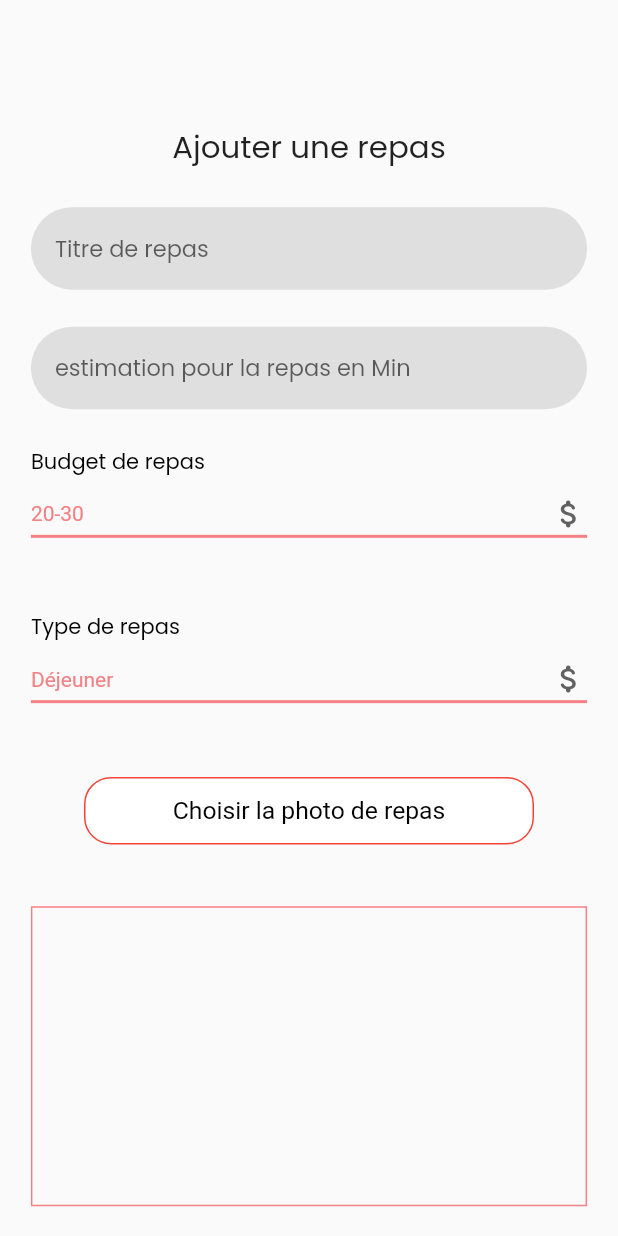
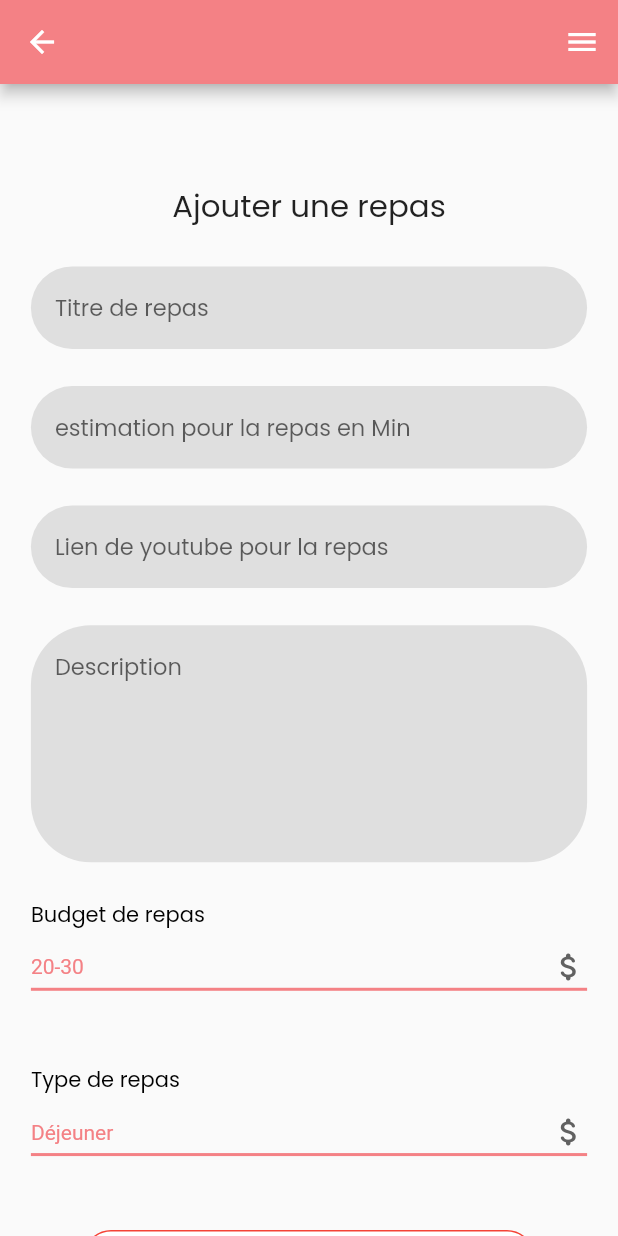
Before and after one commit to ayoubelbadaoui/lala_awinty, a Flutter app: the AdminApp screen opened directly, on a phone screen of 412 x 824 dp. Run offline on Flutter 3.47's test engine with Material 2 defaults, Android fonts, the phone set to English and light mode, and no system bars; our stand-ins replace cloud_firestore, firebase_auth, firebase_core, firebase_storage, get, google_fonts and 2 more; accounts and stored records are empty.

Commit message:
now i can add and delete meals on admin

```diff
--- a/lib/admin_app/main_admin_app.dart
+++ b/lib/admin_app/main_admin_app.dart
@@ -1,6 +1,7 @@
 import 'dart:io';
 import 'package:flutter/material.dart';
 import 'package:get/get.dart';
+import 'package:lala_awinty/admin_app/list_meals.dart';
 import 'package:lala_awinty/constants/colors.dart';
 import 'package:lala_awinty/constants/controllers.dart';
 import 'package:lala_awinty/helpers/showLoading.dart';
@@ -21,9 +22,17 @@ class AdminApp extends StatelessWidget {
   @override
   Widget build(BuildContext context) {
     return Scaffold(
+      appBar: AppBar(
+        actions: [
+          IconButton(onPressed: (){
+            Get.to(const ListMeals());
+          }, icon:const Icon(Icons.menu))
+        ],
+      ),
         body: SizedBox(
           width: Get.width,
           child: SingleChildScrollView(
+            //reverse: true,
             child: Form(
               key: _formKey,
               child: Column(
@@ -31,7 +40,7 @@ class AdminApp extends StatelessWidget {
                 crossAxisAlignment: CrossAxisAlignment.center,
                 children: [
                   SizedBox(
-                    height: Get.height * .1,
+                    height: Get.height * .08,
                   ),
                   Text(
                     'Ajouter une repas',
@@ -59,7 +68,7 @@ class AdminApp extends StatelessWidget {
                   FractionallySizedBox(
                     widthFactor: .9,
                     child: AppInput(
-                      controller: mealController.mealType,
+                      controller: mealController.mealTime,
                         textInputType: TextInputType.number,
                         hint: 'estimation pour la repas en Min',
                         validator: (String? titleMeal) {
@@ -67,6 +76,43 @@ class AdminApp extends StatelessWidget {
                             return 'Merci d\'écrire temps estimé pour le repas';
                           }
                           _meal.timeToMake = titleMeal;
+                        }),
+                  ),
+
+                  SizedBox(
+                    height: Get.height * .03,
+                  ),
+                  FractionallySizedBox(
+                    widthFactor: .9,
+                    child: AppInput(
+                        controller: mealController.mealVideUrl,
+                        textInputType: TextInputType.number,
+                        hint: 'Lien de youtube pour la repas',
+                        validator: (String? youtubeLink) {
+                          if (youtubeLink!.isEmpty) {
+                            return 'Merci d\'écrire lien de youtube pour la repas';
+                          }
+                          else  if (!youtubeLink.isURL) {
+                            return 'Merci d\'écrire un lien valid \'https://..\'';
+                          }
+                          _meal.youtubeLink = youtubeLink;
+                        }),
+                  ),
+                  SizedBox(
+                    height: Get.height * .03,
+                  ),
+                  FractionallySizedBox(
+                    widthFactor: .9,
+                    child: AppInput(
+                        controller: mealController.mealDesc,
+                        textInputType: TextInputType.number,
+                        height:6,
+                        hint: 'Description',
+                        validator: (String? description) {
+                          if (description!.isEmpty) {
+                            return 'Merci d\'écrire la description de la repas';
+                          }
+                          _meal.description = description;
                         }),
                   ),
                   SizedBox(
@@ -82,6 +128,7 @@ class AdminApp extends StatelessWidget {
                     widthFactor: .9,
                     child: AppSelectorOption(
                       items: const <String>['20-30', '30-50', '50-70', '50-100'],
+                      storeValueOnChange: 'budget_meal',
                     ),
                   ),
                   SizedBox(
@@ -97,11 +144,13 @@ class AdminApp extends StatelessWidget {
                     widthFactor: .9,
                     child: AppSelectorOption(
                       items: const <String>['Déjeuner', 'Dîner'],
+                      storeValueOnChange: 'type_meal',
                     ),
                   ),
                   SizedBox(
                     height: Get.height * .05,
                   ),
+
                   SecondaryButton(
                       width: 300,
                       onPressed: () async => await mealController.pickImageMeal(),
@@ -137,10 +186,12 @@ class AdminApp extends StatelessWidget {
                           if (_formKey.currentState!.validate()) {
                             showLoading();
                             await mealController.addNewMeal(MealModel(
-                                title: 'blyqt',
-                                priceRange:'70-100',
-                                timeToMake:'20 min',
-                                mealType: 'Dinner'
+                                title: _meal.title,
+                                priceRange:mealController.budgetMeal,
+                                timeToMake:_meal.timeToMake,
+                                mealType: mealController.typeMeal,
+                              youtubeLink: _meal.youtubeLink,
+                              description: _meal.description
                             ));
                             Navigator.pop(context);
                           }
--- a/lib/models/meal.dart
+++ b/lib/models/meal.dart
@@ -1,28 +1,43 @@
 import 'package:cloud_firestore/cloud_firestore.dart';
+import 'package:lala_awinty/constants/controllers.dart';
 import 'package:lala_awinty/models/recommandation.dart';
 
 class MealModel extends RecommandationMDL{
+
   MealModel({
       String? title,
       String? priceRange,
       String? timeToMake,
       String? photoURL,
      String? mealType,
+    Timestamp? at,
+    String? youtubeLink,
+    String? description,
+    String? id,
   }):super(
     title: title,
     priceRange: priceRange,
     photoURL: photoURL,
     timeToMake: timeToMake,
-    mealType: mealType
+    mealType: mealType,
+    at: at,
+    youtubeLink: youtubeLink,
+    description: description,
+    id: id
   );
 
 
-  MealModel.fromJson(Map<String, Object?> json)
+  MealModel.fromJson(Map<String, Object?> json, String id)
       : this(
     title: json['title']! as String,
     priceRange: json['priceRange']! as String,
+    timeToMake: json['timeToMake']! as String,
     photoURL: json['photoURL']! as String,
-    timeToMake: json['timeToMake']! as String,
+    mealType: json['typeMeal']! as String,
+    at: json['at']! as Timestamp,
+    youtubeLink: json['youtubeLink']! as String,
+    description: json['description']! as String,
+    id : id
   );
 
 
@@ -30,18 +45,21 @@ class MealModel extends RecommandationMDL{
   Map<String, Object?> toJson() {
     return {
       'title': title,
-      'priceRange': priceRange,
+      'priceRange': mealController.budgetMeal??'20-30',
       'timeToMake': timeToMake,
       'photoURL': photoURL,
-      'typeMeal': mealType,
+      'typeMeal': mealController.typeMeal??'Déjeuner',
+      'at':FieldValue.serverTimestamp(),
+      'youtubeLink':youtubeLink,
+      'description':description,
     };
   }
 
   final mealRef = FirebaseFirestore.instance
       .collection('meals')
-      .withConverter<RecommandationMDL>(
-    fromFirestore: (snapshot, _) => MealModel.fromJson(snapshot.data()!),
-    toFirestore: (user, _) => user.toJson(),
+      .withConverter<MealModel>(
+    fromFirestore: (snapshot, _) => MealModel.fromJson(snapshot.data()!,snapshot.id),
+    toFirestore: (meal, _) => meal.toJson(),
   );
 
 }
--- a/lib/models/recommandation.dart
+++ b/lib/models/recommandation.dart
@@ -8,12 +8,14 @@ class RecommandationMDL{
   String? priceRange;
   String? rating;
   String? timeToMake;
+  String? youtubeLink;
   Timestamp? at;
   String? id;
   String? photoURL;
   String? mealType;
+  String? description;
 
-  RecommandationMDL({this.mealType,this.id,this.at,this.priceRange,this.rating,this.timeToMake,this.title,this.photoURL});
+  RecommandationMDL({this.description,this.youtubeLink,this.mealType,this.id,this.at,this.priceRange,this.rating,this.timeToMake,this.title,this.photoURL});
 
 
   RecommandationMDL.fromJson(Map<String, Object?> json)
@@ -24,6 +26,8 @@ class RecommandationMDL{
     timeToMake: json['timeToMake']! as String,
     at: json['at']! as Timestamp,
     photoURL: json['photoURL']! as String,
+    youtubeLink: json['youtubeLink']! as String,
+    description: json['description']! as String,
   );
 
 
@@ -47,6 +51,7 @@ class RecommandationMDL{
       'rating': rating,
       'photoURL': photoURL,
       'timeToMake': timeToMake,
+      'description': description,
     };
   }
 
--- a/lib/widgets/app_input.dart
+++ b/lib/widgets/app_input.dart
@@ -10,6 +10,7 @@ class AppInput extends StatelessWidget {
   bool? obscureText;
   TextInputType? textInputType;
   Widget? suffix;
+  int? height;
   AppInput(
       {required this.hint,
       this.prefixIcon,
@@ -18,7 +19,8 @@ class AppInput extends StatelessWidget {
       required this.validator,
       this.initialValue,this.obscureText,
         this.textInputType,
-        this.suffix
+        this.suffix,
+        this.height
       });
 
   @override
@@ -26,9 +28,11 @@ class AppInput extends StatelessWidget {
     return FractionallySizedBox(
       widthFactor: widthFactor ?? 1,
       child: TextFormField(
+        minLines: height ?? 1,
+        maxLines: height == null ? 1 : null,
         controller: controller,
         validator: validator,
-        keyboardType: textInputType??TextInputType.text,
+        keyboardType: height != null ? (TextInputType.multiline) : textInputType??TextInputType.text,
         initialValue: initialValue,
         obscureText: obscureText??false,
         style: const TextStyle(
@@ -36,7 +40,7 @@ class AppInput extends StatelessWidget {
             fontSize: 15,
             fontWeight: FontWeight.w400,
             color: Color(0XFF263238)),
-        decoration: InputDecoration(
+             decoration: InputDecoration(
             border: OutlineInputBorder(
               borderSide: BorderSide.none,
               borderRadius: BorderRadius.circular(40.0),
--- a/lib/widgets/app_selector_options.dart
+++ b/lib/widgets/app_selector_options.dart
@@ -1,10 +1,13 @@
 import 'package:flutter/material.dart';
 import 'package:lala_awinty/constants/colors.dart';
+import 'package:lala_awinty/constants/controllers.dart';
 
 class AppSelectorOption extends StatefulWidget {
+
   final List<String> items;
+  String? storeValueOnChange;
 
-  AppSelectorOption({required this.items});
+  AppSelectorOption({required this.items,this.storeValueOnChange});
 
   @override
   State<AppSelectorOption> createState() => _AppSelectorOptionState();
@@ -35,6 +38,13 @@ class _AppSelectorOptionState extends State<AppSelectorOption> {
         setState(() {
           dropdownValue = newValue!;
         });
+        if(widget.storeValueOnChange=='type_meal'){
+          mealController.typeMeal = newValue!;
+        }
+        else if(widget.storeValueOnChange=='budget_meal')
+          {
+            mealController.budgetMeal = newValue!;
+          }
       },
       items: widget.items.map<DropdownMenuItem<String>>((String value) {
         return DropdownMenuItem<String>(
```
Also changed, not shown: lib/admin_app/list_meals.dart (added, +96 -0 lines), lib/controllers/meal_controller.dart (+40 -14 lines).
